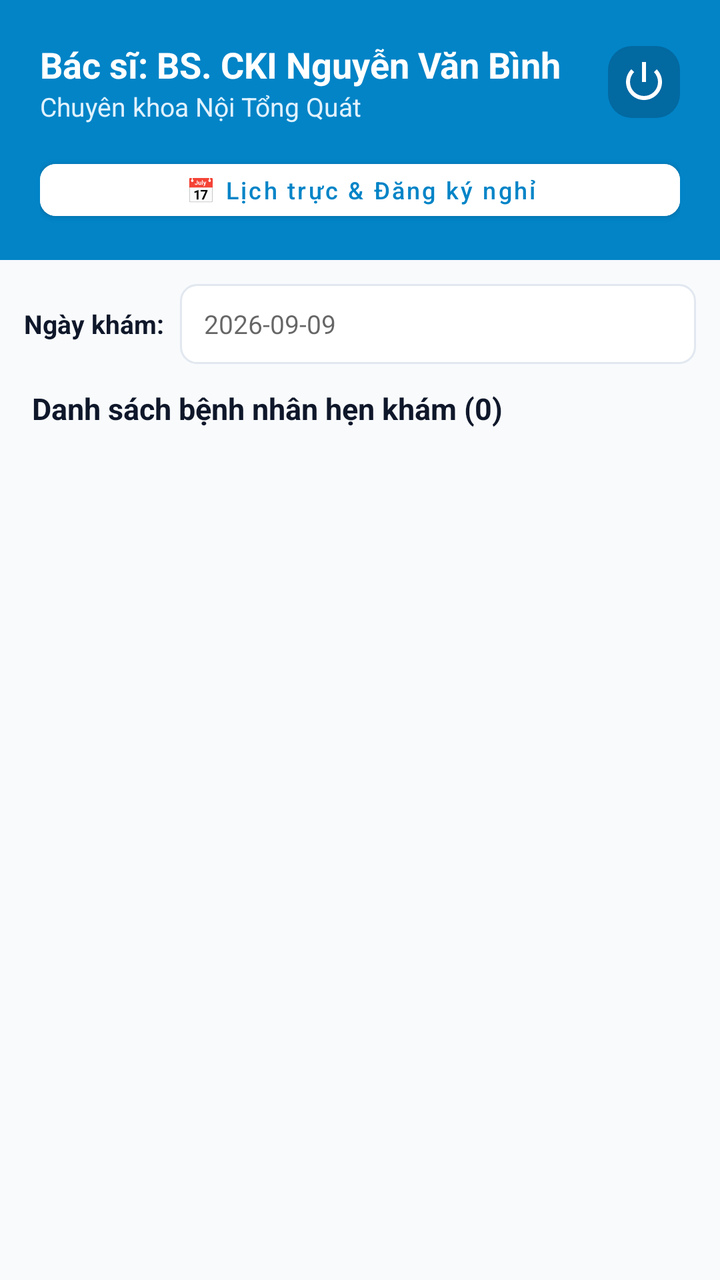
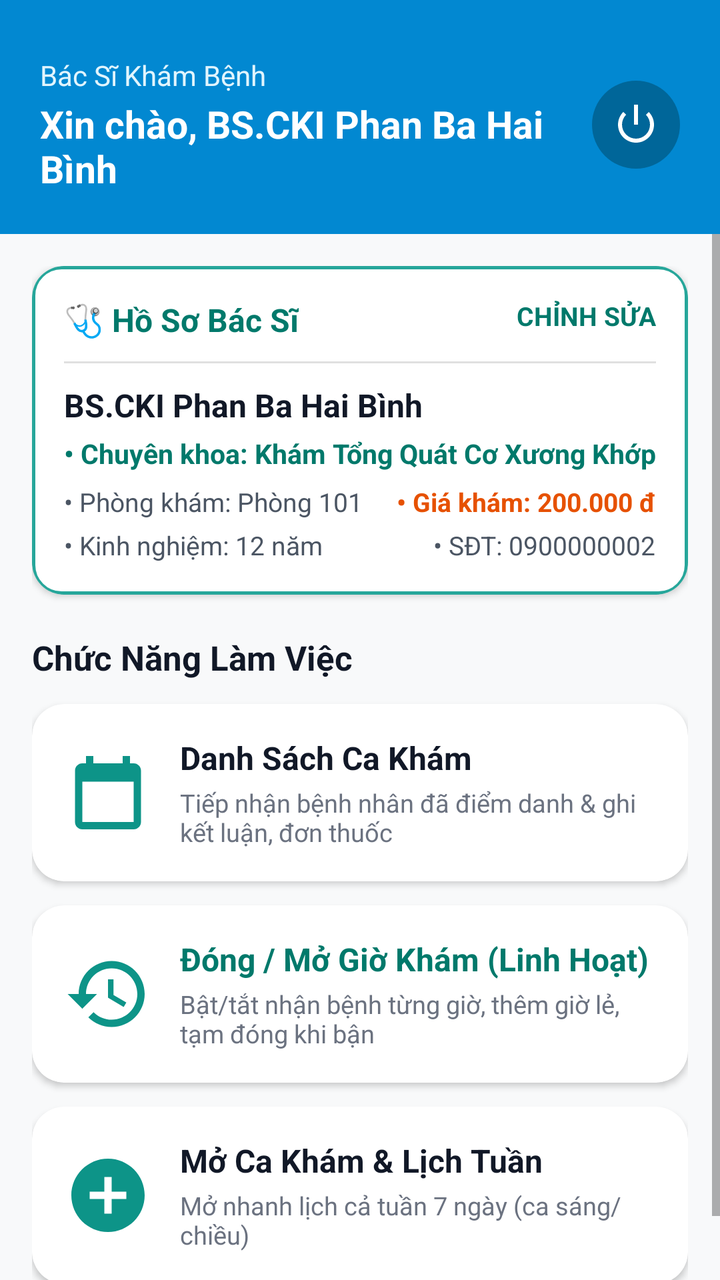

The first picture is an Android layout as it rendered before a commit; the second is the same layout after the commit. The layout source and the unified diff follow.
<!-- AndroidManifest.xml: application theme Theme.ClinicApp -->
<!-- res/layout/activity_doctor_main.xml -->
<?xml version="1.0" encoding="utf-8"?>
<LinearLayout xmlns:android="http://schemas.android.com/apk/res/android"
    xmlns:app="http://schemas.android.com/apk/res-auto"
    android:layout_width="match_parent"
    android:layout_height="match_parent"
    android:background="@color/background"
    android:orientation="vertical">

    
    <LinearLayout
        android:layout_width="match_parent"
        android:layout_height="wrap_content"
        android:background="@color/primary"
        android:orientation="vertical"
        android:paddingHorizontal="20dp"
        android:paddingTop="20dp"
        android:paddingBottom="16dp">

        <RelativeLayout
            android:layout_width="match_parent"
            android:layout_height="wrap_content">

            <LinearLayout
                android:layout_width="wrap_content"
                android:layout_height="wrap_content"
                android:orientation="vertical">

                <TextView
                    android:id="@+id/tvDoctorHeaderName"
                    android:layout_width="wrap_content"
                    android:layout_height="wrap_content"
                    android:text="Bác sĩ: BS. CKI Nguyễn Văn Bình"
                    android:textColor="@color/white"
                    android:textSize="18sp"
                    android:textStyle="bold" />

                <TextView
                    android:id="@+id/tvDoctorHeaderSpecialty"
                    android:layout_width="wrap_content"
                    android:layout_height="wrap_content"
                    android:text="Chuyên khoa Nội Tổng Quát"
                    android:textColor="#E0F2FE"
                    android:textSize="13sp" />
            </LinearLayout>

            <ImageView
                android:id="@+id/ivDoctorLogout"
                android:layout_width="36dp"
                android:layout_height="36dp"
                android:layout_alignParentEnd="true"
                android:layout_centerVertical="true"
                android:background="@drawable/bg_badge_status"
                android:backgroundTint="#0369A1"
                android:padding="6dp"
                android:src="@android:drawable/ic_lock_power_off"
                app:tint="@color/white" />
        </RelativeLayout>

        
        <LinearLayout
            android:layout_width="match_parent"
            android:layout_height="wrap_content"
            android:layout_marginTop="14dp"
            android:orientation="horizontal">

            <Button
                android:id="@+id/btnDoctorSchedule"
                android:layout_width="0dp"
                android:layout_height="38dp"
                android:layout_weight="1"
                android:backgroundTint="@color/white"
                android:text="📅 Lịch trực &amp; Đăng ký nghỉ"
                android:textColor="@color/primary"
                android:textSize="12sp"
                android:textAllCaps="false"
                app:cornerRadius="8dp" />
        </LinearLayout>
    </LinearLayout>

    
    <LinearLayout
        android:layout_width="match_parent"
        android:layout_height="wrap_content"
        android:orientation="horizontal"
        android:padding="12dp"
        android:gravity="center_vertical">

        <TextView
            android:layout_width="wrap_content"
            android:layout_height="wrap_content"
            android:text="Ngày khám:"
            android:textColor="@color/text_primary"
            android:textSize="13sp"
            android:textStyle="bold" />

        <EditText
            android:id="@+id/etDoctorDateFilter"
            android:layout_width="0dp"
            android:layout_height="40dp"
            android:layout_marginStart="8dp"
            android:layout_weight="1"
            android:background="@drawable/bg_edit_text"
            android:focusable="false"
            android:hint="2026-09-09"
            android:textSize="13sp" />
    </LinearLayout>

    
    <TextView
        android:id="@+id/tvAppointmentCount"
        android:layout_width="wrap_content"
        android:layout_height="wrap_content"
        android:layout_marginHorizontal="16dp"
        android:text="Danh sách bệnh nhân hẹn khám (0)"
        android:textColor="@color/text_primary"
        android:textSize="15sp"
        android:textStyle="bold" />

    
    <TextView
        android:id="@+id/tvDoctorEmptyState"
        android:layout_width="match_parent"
        android:layout_height="wrap_content"
        android:layout_marginTop="40dp"
        android:gravity="center"
        android:text="Không có bệnh nhân nào đặt lịch trong ngày này."
        android:textColor="@color/text_muted"
        android:textSize="14sp"
        android:visibility="gone" />

    
    <androidx.recyclerview.widget.RecyclerView
        android:id="@+id/rvDoctorAppointments"
        android:layout_width="match_parent"
        android:layout_height="0dp"
        android:layout_marginTop="8dp"
        android:layout_weight="1"
        android:paddingVertical="4dp" />
</LinearLayout>
<!-- resources referenced by this layout -->
<resources>
  <color name="background">#F8FAFC</color>
  <color name="primary">#0284C7</color>
  <color name="text_muted">#94A3B8</color>
  <color name="text_primary">#0F172A</color>
  <color name="white">#FFFFFFFF</color>
  <!-- drawable bg_badge_status (drawable) -->
  <?xml version="1.0" encoding="utf-8"?>
  <shape xmlns:android="http://schemas.android.com/apk/res/android">
      <solid android:color="@color/primary_light" />
      <corners android:radius="12dp" />
      <padding android:left="8dp" android:top="4dp" android:right="8dp" android:bottom="4dp" />
  </shape>
  <!-- drawable bg_edit_text (drawable) -->
  <?xml version="1.0" encoding="utf-8"?>
  <shape xmlns:android="http://schemas.android.com/apk/res/android">
      <solid android:color="@color/white" />
      <stroke android:width="1dp" android:color="@color/border_color" />
      <corners android:radius="8dp" />
      <padding android:left="12dp" android:top="10dp" android:right="12dp" android:bottom="10dp" />
  </shape>
  <style name="Theme.ClinicApp" parent="Theme.MaterialComponents.Light.NoActionBar">
          
          <item name="colorPrimary">@color/primary</item>
          <item name="colorPrimaryVariant">@color/primary_dark</item>
          <item name="colorOnPrimary">@color/white</item>
          
          <item name="colorSecondary">@color/accent</item>
          <item name="colorSecondaryVariant">@color/accent</item>
          <item name="colorOnSecondary">@color/white</item>
          
          <item name="android:statusBarColor">@color/primary_dark</item>
          
          <item name="android:windowBackground">@color/background</item>
      </style>
  <color name="primary_light">#E0F2FE</color>
  <color name="border_color">#E2E8F0</color>
  <color name="primary_dark">#0369A1</color>
  <color name="accent">#0D9488</color>
</resources>

<!-- the commit's change to res/layout/activity_doctor_main.xml (unified diff, before → after) -->
@@ -3,137 +3,346 @@
     xmlns:app="http://schemas.android.com/apk/res-auto"
     android:layout_width="match_parent"
     android:layout_height="match_parent"
-    android:background="@color/background"
+    android:background="#F8F9FA"
     android:orientation="vertical">
 
     
     <LinearLayout
         android:layout_width="match_parent"
         android:layout_height="wrap_content"
-        android:background="@color/primary"
-        android:orientation="vertical"
+        android:background="#0288D1"
+        android:orientation="horizontal"
+        android:gravity="center_vertical"
         android:paddingHorizontal="20dp"
-        android:paddingTop="20dp"
-        android:paddingBottom="16dp">
-
-        <RelativeLayout
-            android:layout_width="match_parent"
-            android:layout_height="wrap_content">
-
-            <LinearLayout
+        android:paddingTop="28dp"
+        android:paddingBottom="20dp">
+
+        <LinearLayout
+            android:layout_width="0dp"
+            android:layout_height="wrap_content"
+            android:layout_weight="1"
+            android:orientation="vertical">
+
+            <TextView
                 android:layout_width="wrap_content"
                 android:layout_height="wrap_content"
-                android:orientation="vertical">
-
-                <TextView
-                    android:id="@+id/tvDoctorHeaderName"
-                    android:layout_width="wrap_content"
-                    android:layout_height="wrap_content"
-                    android:text="Bác sĩ: BS. CKI Nguyễn Văn Bình"
-                    android:textColor="@color/white"
-                    android:textSize="18sp"
-                    android:textStyle="bold" />
-
-                <TextView
-                    android:id="@+id/tvDoctorHeaderSpecialty"
-                    android:layout_width="wrap_content"
-                    android:layout_height="wrap_content"
-                    android:text="Chuyên khoa Nội Tổng Quát"
-                    android:textColor="#E0F2FE"
-                    android:textSize="13sp" />
-            </LinearLayout>
-
-            <ImageView
-                android:id="@+id/ivDoctorLogout"
-                android:layout_width="36dp"
-                android:layout_height="36dp"
-                android:layout_alignParentEnd="true"
-                android:layout_centerVertical="true"
-                android:background="@drawable/bg_badge_status"
-                android:backgroundTint="#0369A1"
-                android:padding="6dp"
-                android:src="@android:drawable/ic_lock_power_off"
-                app:tint="@color/white" />
-        </RelativeLayout>
-
-        
+                android:text="Bác Sĩ Khám Bệnh"
+                android:textColor="#E1F5FE"
+                android:textSize="14sp" />
+
+            <TextView
+                android:id="@+id/tvDoctorHeaderName"
+                android:layout_width="wrap_content"
+                android:layout_height="wrap_content"
+                android:layout_marginTop="2dp"
+                android:text="Xin chào, BS.CKI Phan Ba Hai Bình"
+                android:textColor="@color/white"
+                android:textSize="19sp"
+                android:textStyle="bold" />
+        </LinearLayout>
+
+        <ImageView
+            android:id="@+id/ivDoctorLogout"
+            android:layout_width="44dp"
+            android:layout_height="44dp"
+            android:background="@drawable/bg_power_button"
+            android:padding="10dp"
+            android:src="@android:drawable/ic_lock_power_off"
+            app:tint="@color/white" />
+    </LinearLayout>
+
+    <ScrollView
+        android:layout_width="match_parent"
+        android:layout_height="0dp"
+        android:layout_weight="1"
+        android:fillViewport="true">
+
         <LinearLayout
             android:layout_width="match_parent"
             android:layout_height="wrap_content"
-            android:layout_marginTop="14dp"
-            android:orientation="horizontal">
-
-            <Button
-                android:id="@+id/btnDoctorSchedule"
-                android:layout_width="0dp"
-                android:layout_height="38dp"
-                android:layout_weight="1"
-                android:backgroundTint="@color/white"
-                android:text="📅 Lịch trực &amp; Đăng ký nghỉ"
-                android:textColor="@color/primary"
-                android:textSize="12sp"
-                android:textAllCaps="false"
-                app:cornerRadius="8dp" />
+            android:orientation="vertical"
+            android:padding="16dp">
+
+            
+            <androidx.cardview.widget.CardView
+                android:layout_width="match_parent"
+                android:layout_height="wrap_content"
+                app:cardCornerRadius="16dp"
+                app:cardElevation="2dp"
+                app:cardBackgroundColor="@color/white">
+
+                <LinearLayout
+                    android:layout_width="match_parent"
+                    android:layout_height="wrap_content"
+                    android:background="@drawable/bg_doctor_profile_card"
+                    android:orientation="vertical"
+                    android:padding="16dp">
+
+                    <RelativeLayout
+                        android:layout_width="match_parent"
+                        android:layout_height="wrap_content">
+
+                        <TextView
+                            android:layout_width="wrap_content"
+                            android:layout_height="wrap_content"
+                            android:text="🩺 Hồ Sơ Bác Sĩ"
+                            android:textColor="#00796B"
+                            android:textSize="16sp"
+                            android:textStyle="bold" />
+
+                        <TextView
+                            android:id="@+id/tvEditDoctorProfile"
+                            android:layout_width="wrap_content"
+                            android:layout_height="wrap_content"
+                            android:layout_alignParentEnd="true"
+                            android:background="?attr/selectableItemBackground"
+                            android:text="CHỈNH SỬA"
+                            android:textColor="#00796B"
+                            android:textSize="13sp"
+                            android:textStyle="bold" />
+                    </RelativeLayout>
+
+                    <View
+                        android:layout_width="match_parent"
+                        android:layout_height="1dp"
+                        android:layout_marginVertical="10dp"
+                        android:background="#E0E0E0" />
+
+                    <TextView
+                        android:id="@+id/tvDoctorFullNameTitle"
+                        android:layout_width="wrap_content"
+                        android:layout_height="wrap_content"
+                        android:text="BS.CKI Phan Ba Hai Bình"
+                        android:textColor="#111827"
+                        android:textSize="16sp"
+                        android:textStyle="bold" />
+
+                    <TextView
+                        android:id="@+id/tvDoctorSpecialty"
+                        android:layout_width="wrap_content"
+                        android:layout_height="wrap_content"
+                        android:layout_marginTop="4dp"
+                        android:text="• Chuyên khoa: Khám Tổng Quát Cơ Xương Khớp"
+                        android:textColor="#00796B"
+                        android:textSize="13.5sp"
+                        android:textStyle="bold" />
+
+                    <LinearLayout
+                        android:layout_width="match_parent"
+                        android:layout_height="wrap_content"
+                        android:layout_marginTop="6dp"
+                        android:orientation="horizontal">
+
+                        <TextView
+                            android:id="@+id/tvDoctorRoom"
+                            android:layout_width="0dp"
+                            android:layout_height="wrap_content"
+                            android:layout_weight="1"
+                            android:text="• Phòng khám: Phòng 101"
+                            android:textColor="#4B5563"
+                            android:textSize="13sp" />
+
+                        <TextView
+                            android:id="@+id/tvDoctorFee"
+                            android:layout_width="wrap_content"
+                            android:layout_height="wrap_content"
+                            android:text="• Giá khám: 200.000 đ"
+                            android:textColor="#E65100"
+                            android:textSize="13sp"
+                            android:textStyle="bold" />
+                    </LinearLayout>
+
+                    <LinearLayout
+                        android:layout_width="match_parent"
+                        android:layout_height="wrap_content"
+                        android:layout_marginTop="4dp"
+                        android:orientation="horizontal">
+
+                        <TextView
+                            android:id="@+id/tvDoctorExperience"
+                            android:layout_width="0dp"
+                            android:layout_height="wrap_content"
+                            android:layout_weight="1"
+                            android:text="• Kinh nghiệm: 12 năm"
+                            android:textColor="#4B5563"
+                            android:textSize="13sp" />
+
+                        <TextView
+                            android:id="@+id/tvDoctorPhone"
+                            android:layout_width="wrap_content"
+                            android:layout_height="wrap_content"
+                            android:text="• SĐT: 0900000002"
+                            android:textColor="#4B5563"
+                            android:textSize="13sp" />
+                    </LinearLayout>
+                </LinearLayout>
+            </androidx.cardview.widget.CardView>
+
+            
+            <TextView
+                android:layout_width="wrap_content"
+                android:layout_height="wrap_content"
+                android:layout_marginTop="20dp"
+                android:layout_marginBottom="12dp"
+                android:text="Chức Năng Làm Việc"
+                android:textColor="#111827"
+                android:textSize="17sp"
+                android:textStyle="bold" />
+
+            
+            <androidx.cardview.widget.CardView
+                android:id="@+id/cardDoctorAppointments"
+                android:layout_width="match_parent"
+                android:layout_height="wrap_content"
+                android:layout_marginBottom="12dp"
+                android:clickable="true"
+                android:focusable="true"
+                android:foreground="?attr/selectableItemBackground"
+                app:cardCornerRadius="16dp"
+                app:cardElevation="2dp"
+                app:cardBackgroundColor="@color/white">
+
+                <LinearLayout
+                    android:layout_width="match_parent"
+                    android:layout_height="wrap_content"
+                    android:gravity="center_vertical"
+                    android:orientation="horizontal"
+                    android:padding="16dp">
+
+                    <ImageView
+                        android:layout_width="44dp"
+                        android:layout_height="44dp"
+                        android:src="@drawable/ic_card_calendar" />
+
+                    <LinearLayout
+                        android:layout_width="0dp"
+                        android:layout_height="wrap_content"
+                        android:layout_marginStart="14dp"
+                        android:layout_weight="1"
+                        android:orientation="vertical">
+
+                        <TextView
+                            android:layout_width="wrap_content"
+                            android:layout_height="wrap_content"
+                            android:text="Danh Sách Ca Khám"
+                            android:textColor="#111827"
+                            android:textSize="16sp"
+                            android:textStyle="bold" />
+
+                        <TextView
+                            android:layout_width="wrap_content"
+                            android:layout_height="wrap_content"
+                            android:layout_marginTop="3dp"
+                            android:text="Tiếp nhận bệnh nhân đã điểm danh &amp; ghi kết luận, đơn thuốc"
+                            android:textColor="#6B7280"
+                            android:textSize="12.5sp" />
+                    </LinearLayout>
+                </LinearLayout>
+            </androidx.cardview.widget.CardView>
+
+            
+            <androidx.cardview.widget.CardView
+                android:id="@+id/cardDoctorFlexibleSlots"
+                android:layout_width="match_parent"
+                android:layout_height="wrap_content"
+                android:layout_marginBottom="12dp"
+                android:clickable="true"
+                android:focusable="true"
+                android:foreground="?attr/selectableItemBackground"
+                app:cardCornerRadius="16dp"
+                app:cardElevation="2dp"
+                app:cardBackgroundColor="@color/white">
+
+                <LinearLayout
+                    android:layout_width="match_parent"
+                    android:layout_height="wrap_content"
+                    android:gravity="center_vertical"
+                    android:orientation="horizontal"
+                    android:padding="16dp">
+
+                    <ImageView
+                        android:layout_width="44dp"
+                        android:layout_height="44dp"
+                        android:src="@drawable/ic_card_clock" />
+
+                    <LinearLayout
+                        android:layout_width="0dp"
+                        android:layout_height="wrap_content"
+                        android:layout_marginStart="14dp"
+                        android:layout_weight="1"
+                        android:orientation="vertical">
+
+                        <TextView
+                            android:layout_width="wrap_content"
+                            android:layout_height="wrap_content"
+                            android:text="Đóng / Mở Giờ Khám (Linh Hoạt)"
+                            android:textColor="#00796B"
+                            android:textSize="16sp"
+                            android:textStyle="bold" />
+
+                        <TextView
+                            android:layout_width="wrap_content"
+                            android:layout_height="wrap_content"
+                            android:layout_marginTop="3dp"
+                            android:text="Bật/tắt nhận bệnh từng giờ, thêm giờ lẻ, tạm đóng khi bận"
+                            android:textColor="#6B7280"
+                            android:textSize="12.5sp" />
+                    </LinearLayout>
+                </LinearLayout>
+            </androidx.cardview.widget.CardView>
+
+            
+            <androidx.cardview.widget.CardView
+                android:id="@+id/cardDoctorWeeklySchedule"
+                android:layout_width="match_parent"
+                android:layout_height="wrap_content"
+                android:layout_marginBottom="16dp"
+                android:clickable="true"
+                android:focusable="true"
+                android:foreground="?attr/selectableItemBackground"
+                app:cardCornerRadius="16dp"
+                app:cardElevation="2dp"
+                app:cardBackgroundColor="@color/white">
+
+                <LinearLayout
+                    android:layout_width="match_parent"
+                    android:layout_height="wrap_content"
+                    android:gravity="center_vertical"
+                    android:orientation="horizontal"
+                    android:padding="16dp">
+
+                    <ImageView
+                        android:layout_width="44dp"
+                        android:layout_height="44dp"
+                        android:src="@drawable/ic_card_plus" />
+
+                    <LinearLayout
+                        android:layout_width="0dp"
+                        android:layout_height="wrap_content"
+                        android:layout_marginStart="14dp"
+                        android:layout_weight="1"
+                        android:orientation="vertical">
+
+                        <TextView
+                            android:layout_width="wrap_content"
+                            android:layout_height="wrap_content"
+                            android:text="Mở Ca Khám &amp; Lịch Tuần"
+                            android:textColor="#111827"
+                            android:textSize="16sp"
+                            android:textStyle="bold" />
+
+                        <TextView
+                            android:layout_width="wrap_content"
+                            android:layout_height="wrap_content"
+                            android:layout_marginTop="3dp"
+                            android:text="Mở nhanh lịch cả tuần 7 ngày (ca sáng/chiều)"
+                            android:textColor="#6B7280"
+                            android:textSize="12.5sp" />
+                    </LinearLayout>
+                </LinearLayout>
+            </androidx.cardview.widget.CardView>
+
         </LinearLayout>
-    </LinearLayout>
-
-    
-    <LinearLayout
-        android:layout_width="match_parent"
-        android:layout_height="wrap_content"
-        android:orientation="horizontal"
-        android:padding="12dp"
-        android:gravity="center_vertical">
-
-        <TextView
-            android:layout_width="wrap_content"
-            android:layout_height="wrap_content"
-            android:text="Ngày khám:"
-            android:textColor="@color/text_primary"
-            android:textSize="13sp"
-            android:textStyle="bold" />
-
-        <EditText
-            android:id="@+id/etDoctorDateFilter"
-            android:layout_width="0dp"
-            android:layout_height="40dp"
-            android:layout_marginStart="8dp"
-            android:layout_weight="1"
-            android:background="@drawable/bg_edit_text"
-            android:focusable="false"
-            android:hint="2026-09-09"
-            android:textSize="13sp" />
-    </LinearLayout>
-
-    
-    <TextView
-        android:id="@+id/tvAppointmentCount"
-        android:layout_width="wrap_content"
-        android:layout_height="wrap_content"
-        android:layout_marginHorizontal="16dp"
-        android:text="Danh sách bệnh nhân hẹn khám (0)"
-        android:textColor="@color/text_primary"
-        android:textSize="15sp"
-        android:textStyle="bold" />
-
-    
-    <TextView
-        android:id="@+id/tvDoctorEmptyState"
-        android:layout_width="match_parent"
-        android:layout_height="wrap_content"
-        android:layout_marginTop="40dp"
-        android:gravity="center"
-        android:text="Không có bệnh nhân nào đặt lịch trong ngày này."
-        android:textColor="@color/text_muted"
-        android:textSize="14sp"
-        android:visibility="gone" />
-
-    
-    <androidx.recyclerview.widget.RecyclerView
-        android:id="@+id/rvDoctorAppointments"
-        android:layout_width="match_parent"
-        android:layout_height="0dp"
-        android:layout_marginTop="8dp"
-        android:layout_weight="1"
-        android:paddingVertical="4dp" />
+    </ScrollView>
+
 </LinearLayout>
<!-- resource entries referenced after the edit -->
@@ -2,24 +2,50 @@
 <resources>
   <color name="background">#F8FAFC</color>
   <color name="primary">#0284C7</color>
-  <color name="text_muted">#94A3B8</color>
-  <color name="text_primary">#0F172A</color>
   <color name="white">#FFFFFFFF</color>
-  <!-- drawable bg_badge_status (drawable) -->
-  <?xml version="1.0" encoding="utf-8"?>
-  <shape xmlns:android="http://schemas.android.com/apk/res/android">
-      <solid android:color="@color/primary_light" />
-      <corners android:radius="12dp" />
-      <padding android:left="8dp" android:top="4dp" android:right="8dp" android:bottom="4dp" />
-  </shape>
-  <!-- drawable bg_edit_text (drawable) -->
+  <!-- drawable bg_doctor_profile_card (drawable) -->
   <?xml version="1.0" encoding="utf-8"?>
   <shape xmlns:android="http://schemas.android.com/apk/res/android">
       <solid android:color="@color/white" />
-      <stroke android:width="1dp" android:color="@color/border_color" />
-      <corners android:radius="8dp" />
-      <padding android:left="12dp" android:top="10dp" android:right="12dp" android:bottom="10dp" />
+      <corners android:radius="14dp" />
+      <stroke android:width="1.5dp" android:color="#26A69A" />
   </shape>
+  <!-- drawable bg_power_button (drawable) -->
+  <?xml version="1.0" encoding="utf-8"?>
+  <shape xmlns:android="http://schemas.android.com/apk/res/android"
+      android:shape="oval">
+      <solid android:color="#006699" />
+  </shape>
+  <!-- drawable ic_card_calendar (drawable) -->
+  <vector xmlns:android="http://schemas.android.com/apk/res/android"
+      android:width="44dp"
+      android:height="44dp"
+      android:viewportWidth="24"
+      android:viewportHeight="24">
+    <path
+        android:fillColor="#0D9488"
+        android:pathData="M19,4h-1V2h-2v2H8V2H6v2H5C3.89,4 3.01,4.9 3.01,6L3,20c0,1.1 0.89,2 2,2h14c1.1,0 2,-0.9 2,-2V6c0,-1.1 -0.9,-2 -2,-2zm0,16H5V9h14v11z"/>
+  </vector>
+  <!-- drawable ic_card_clock (drawable) -->
+  <vector xmlns:android="http://schemas.android.com/apk/res/android"
+      android:width="44dp"
+      android:height="44dp"
+      android:viewportWidth="24"
+      android:viewportHeight="24">
+    <path
+        android:fillColor="#0D9488"
+        android:pathData="M13,3c-4.97,0 -9,4.03 -9,9H1l3.89,3.89 0.07,0.14L9,12H6c0,-3.87 3.13,-7 7,-7s7,3.13 7,7 -3.13,7 -7,7c-1.93,0 -3.68,-0.79 -4.94,-2.06l-1.42,1.42C8.27,19.99 10.51,21 13,21c4.97,0 9,-4.03 9,-9s-4.03,-9 -9,-9zm-1,5v5l4.28,2.54 0.72,-1.21 -3.5,-2.08V8H12z"/>
+  </vector>
+  <!-- drawable ic_card_plus (drawable) -->
+  <vector xmlns:android="http://schemas.android.com/apk/res/android"
+      android:width="44dp"
+      android:height="44dp"
+      android:viewportWidth="24"
+      android:viewportHeight="24">
+    <path
+        android:fillColor="#0D9488"
+        android:pathData="M12,2C6.48,2 2,6.48 2,12s4.48,10 10,10 10,-4.48 10,-10S17.52,2 12,2zm5,11h-4v4h-2v-4H7v-2h4V7h2v4h4v2z"/>
+  </vector>
   <style name="Theme.ClinicApp" parent="Theme.MaterialComponents.Light.NoActionBar">
           
           <item name="colorPrimary">@color/primary</item>
@@ -34,8 +60,6 @@
           
           <item name="android:windowBackground">@color/background</item>
       </style>
-  <color name="primary_light">#E0F2FE</color>
-  <color name="border_color">#E2E8F0</color>
   <color name="primary_dark">#0369A1</color>
   <color name="accent">#0D9488</color>
 </resources>
